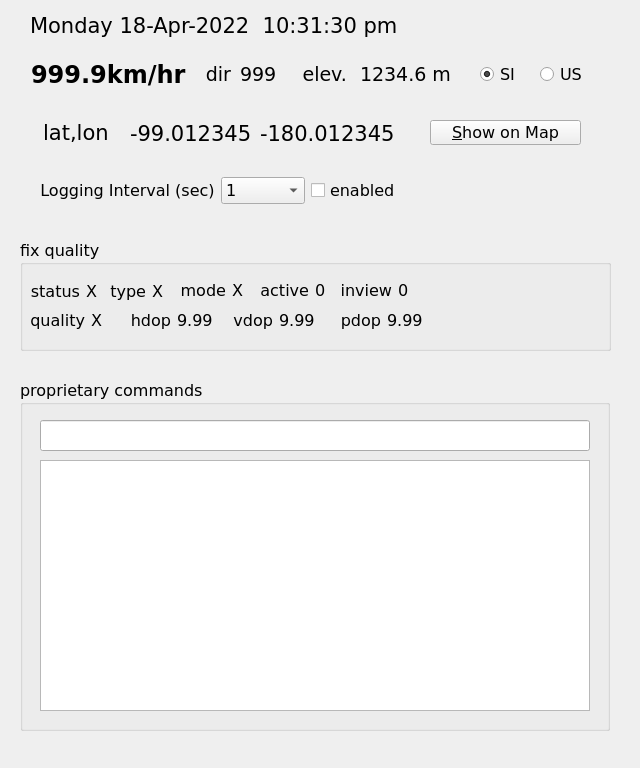
Qt form Qt/gps/BasicDisplay.ui (bradselb/examples) before a commit.
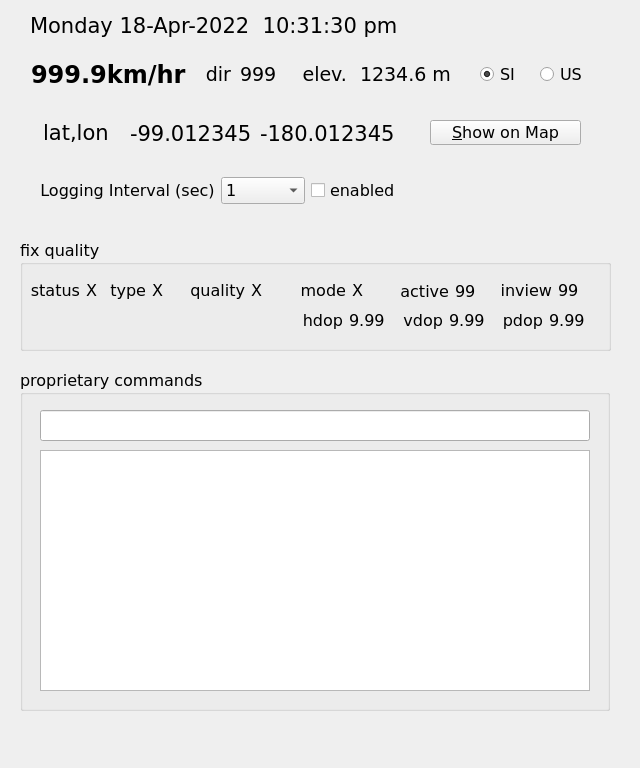
The same form after that commit.

```diff
--- a/Qt/gps/BasicDisplay.ui
+++ b/Qt/gps/BasicDisplay.ui
@@ -67,9 +67,9 @@
    <property name="geometry">
     <rect>
      <x>20</x>
-     <y>380</y>
+     <y>370</y>
      <width>590</width>
-     <height>351</height>
+     <height>341</height>
     </rect>
    </property>
    <property name="font">
@@ -106,7 +106,7 @@
       <x>20</x>
       <y>80</y>
       <width>550</width>
-      <height>251</height>
+      <height>241</height>
      </rect>
     </property>
     <property name="sizePolicy">
@@ -405,9 +405,9 @@
    <widget class="QWidget" name="layoutWidget1">
     <property name="geometry">
      <rect>
-      <x>320</x>
+      <x>480</x>
       <y>70</y>
-      <width>85</width>
+      <width>91</width>
       <height>21</height>
      </rect>
     </property>
@@ -449,7 +449,7 @@
    <widget class="QWidget" name="layoutWidget2">
     <property name="geometry">
      <rect>
-      <x>320</x>
+      <x>480</x>
       <y>40</y>
       <width>91</width>
       <height>21</height>
@@ -481,51 +481,7 @@
         </font>
        </property>
        <property name="text">
-        <string>0</string>
-       </property>
-       <property name="alignment">
-        <set>Qt::AlignLeading|Qt::AlignLeft|Qt::AlignVCenter</set>
-       </property>
-      </widget>
-     </item>
-    </layout>
-   </widget>
-   <widget class="QWidget" name="layoutWidget3">
-    <property name="geometry">
-     <rect>
-      <x>240</x>
-      <y>40</y>
-      <width>68</width>
-      <height>21</height>
-     </rect>
-    </property>
-    <layout class="QHBoxLayout" name="activeHLayout">
-     <item>
-      <widget class="QLabel" name="label_2">
-       <property name="font">
-        <font>
-         <family>DejaVu Sans</family>
-         <pointsize>12</pointsize>
-        </font>
-       </property>
-       <property name="text">
-        <string>active</string>
-       </property>
-       <property name="alignment">
-        <set>Qt::AlignRight|Qt::AlignTrailing|Qt::AlignVCenter</set>
-       </property>
-      </widget>
-     </item>
-     <item>
-      <widget class="QLabel" name="inuse">
-       <property name="font">
-        <font>
-         <family>DejaVu Sans</family>
-         <pointsize>12</pointsize>
-        </font>
-       </property>
-       <property name="text">
-        <string>0</string>
+        <string>99</string>
        </property>
        <property name="alignment">
         <set>Qt::AlignLeading|Qt::AlignLeft|Qt::AlignVCenter</set>
@@ -538,8 +494,8 @@
     <property name="geometry">
      <rect>
       <x>10</x>
-      <y>41</y>
-      <width>69</width>
+      <y>40</y>
+      <width>71</width>
       <height>21</height>
      </rect>
     </property>
@@ -584,9 +540,9 @@
    <widget class="QWidget" name="layoutWidget5">
     <property name="geometry">
      <rect>
-      <x>160</x>
+      <x>280</x>
       <y>40</y>
-      <width>65</width>
+      <width>71</width>
       <height>21</height>
      </rect>
     </property>
@@ -631,7 +587,7 @@
    <widget class="QWidget" name="layoutWidget6">
     <property name="geometry">
      <rect>
-      <x>210</x>
+      <x>380</x>
       <y>70</y>
       <width>91</width>
       <height>21</height>
@@ -676,8 +632,8 @@
     <property name="geometry">
      <rect>
       <x>90</x>
-      <y>41</y>
-      <width>55</width>
+      <y>40</y>
+      <width>71</width>
       <height>21</height>
      </rect>
     </property>
@@ -728,8 +684,8 @@
    <widget class="QWidget" name="layoutWidget8">
     <property name="geometry">
      <rect>
-      <x>10</x>
-      <y>70</y>
+      <x>170</x>
+      <y>40</y>
       <width>74</width>
       <height>21</height>
      </rect>
@@ -784,9 +740,9 @@
    <widget class="QWidget" name="layoutWidget9">
     <property name="geometry">
      <rect>
-      <x>110</x>
+      <x>280</x>
       <y>70</y>
-      <width>85</width>
+      <width>91</width>
       <height>21</height>
      </rect>
     </property>
@@ -825,6 +781,53 @@
      </item>
     </layout>
    </widget>
+   <widget class="QWidget" name="layoutWidget">
+    <property name="geometry">
+     <rect>
+      <x>380</x>
+      <y>41</y>
+      <width>91</width>
+      <height>21</height>
+     </rect>
+    </property>
+    <layout class="QHBoxLayout" name="activeHLayout">
+     <property name="spacing">
+      <number>6</number>
+     </property>
+     <item>
+      <widget class="QLabel" name="label_2">
+       <property name="font">
+        <font>
+         <family>DejaVu Sans</family>
+         <pointsize>12</pointsize>
+        </font>
+       </property>
+       <property name="text">
+        <string>active</string>
+       </property>
+       <property name="alignment">
+        <set>Qt::AlignRight|Qt::AlignTrailing|Qt::AlignVCenter</set>
+       </property>
+      </widget>
+     </item>
+     <item>
+      <widget class="QLabel" name="inuse">
+       <property name="font">
+        <font>
+         <family>DejaVu Sans</family>
+         <pointsize>12</pointsize>
+        </font>
+       </property>
+       <property name="text">
+        <string>99</string>
+       </property>
+       <property name="alignment">
+        <set>Qt::AlignLeading|Qt::AlignLeft|Qt::AlignVCenter</set>
+       </property>
+      </widget>
+     </item>
+    </layout>
+   </widget>
   </widget>
   <widget class="QLabel" name="speed">
    <property name="geometry">
```
